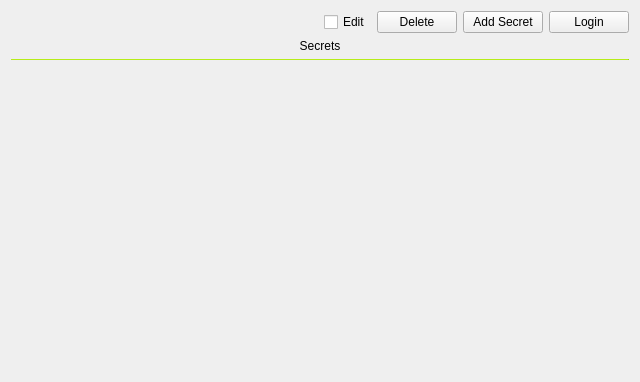
The window that designs/xml/vault_tab.ui (daniel-deru/WorkMate-3.0) describes before a commit, drawn with Qt 5.
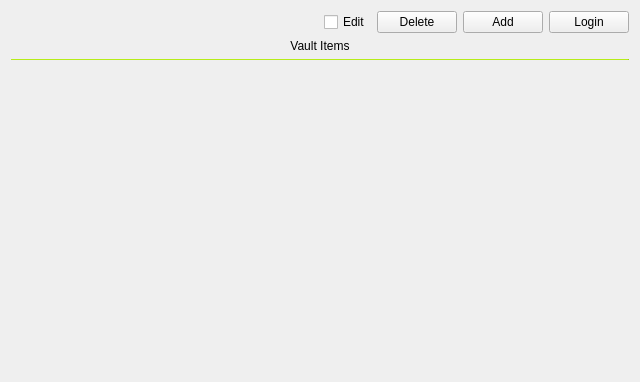
The same window after the commit.

Patch:
```diff
--- a/designs/xml/vault_tab.ui
+++ b/designs/xml/vault_tab.ui
@@ -64,7 +64,7 @@
         <cursorShape>PointingHandCursor</cursorShape>
        </property>
        <property name="text">
-        <string>Add Secret</string>
+        <string>Add</string>
        </property>
       </widget>
      </item>
@@ -83,7 +83,7 @@
    <item>
     <widget class="QLabel" name="lbl_secret">
      <property name="text">
-      <string>Secrets</string>
+      <string>Vault Items</string>
      </property>
      <property name="alignment">
       <set>Qt::AlignCenter</set>
```
